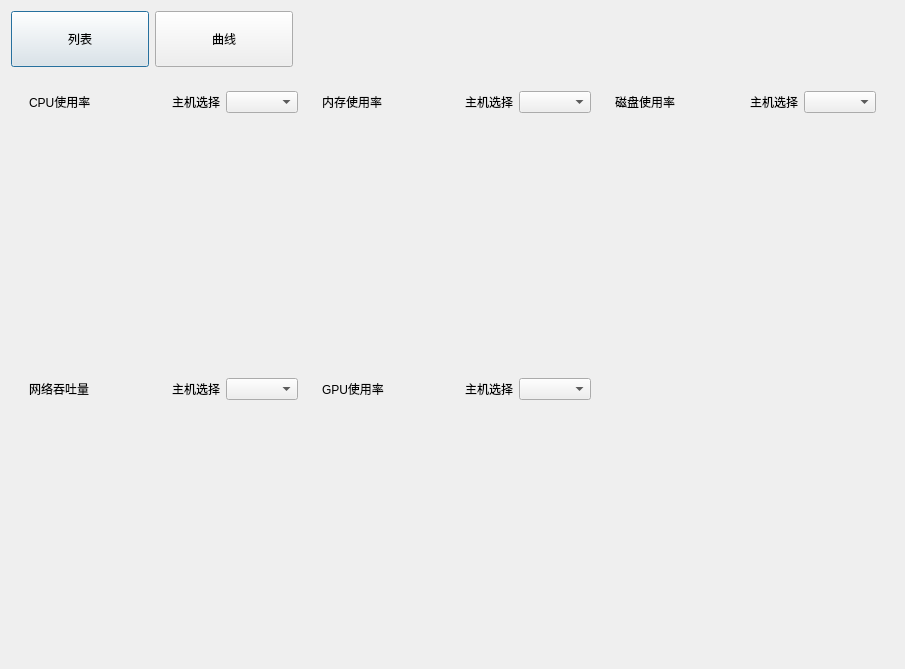
The window that digitalIntegration/ResourceManageDialog.ui (jiaqingguo/DI) describes before a commit, drawn with Qt 5.
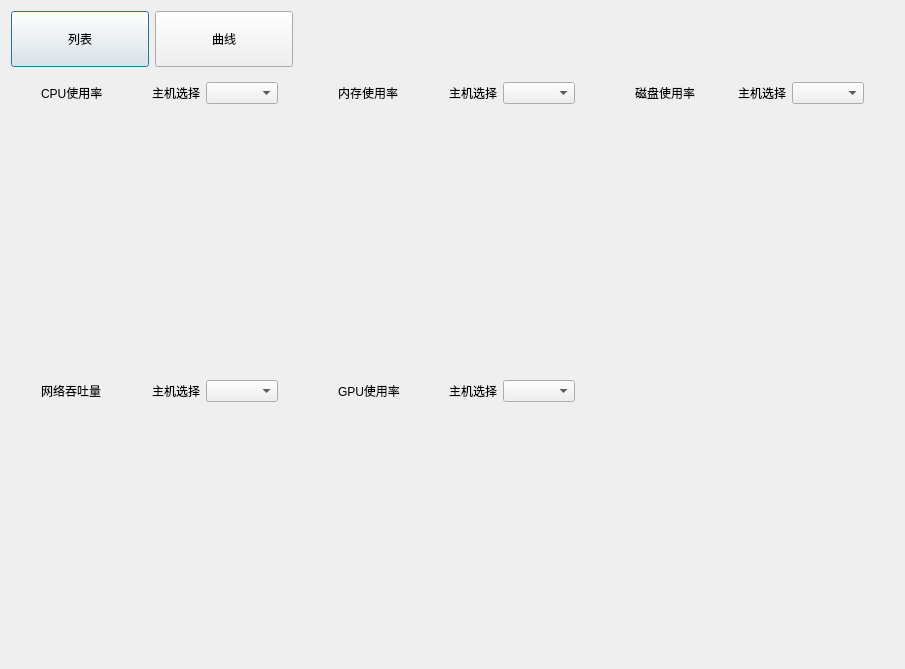
The same window after the commit. The open tabs and pages were chosen to show the change.

Commit message: 资源管理ui修改

```diff
--- a/digitalIntegration/ResourceManageDialog.ui
+++ b/digitalIntegration/ResourceManageDialog.ui
@@ -17,6 +17,9 @@
    <string notr="true"/>
   </property>
   <layout class="QGridLayout" name="gridLayout_3">
+   <property name="bottomMargin">
+    <number>0</number>
+   </property>
    <item row="0" column="0">
     <widget class="QWidget" name="widget_4" native="true">
      <property name="minimumSize">
@@ -93,7 +96,7 @@
    <item row="1" column="0">
     <widget class="QStackedWidget" name="stackedWidget">
      <property name="currentIndex">
-      <number>0</number>
+      <number>1</number>
      </property>
      <widget class="QWidget" name="pageList">
       <layout class="QGridLayout" name="gridLayout_2">
@@ -149,9 +152,33 @@
        <item row="0" column="0">
         <widget class="QWidget" name="widget_2" native="true">
          <layout class="QGridLayout" name="gridLayout_10">
+          <property name="leftMargin">
+           <number>0</number>
+          </property>
+          <property name="topMargin">
+           <number>0</number>
+          </property>
+          <property name="rightMargin">
+           <number>0</number>
+          </property>
+          <property name="bottomMargin">
+           <number>0</number>
+          </property>
+          <property name="spacing">
+           <number>0</number>
+          </property>
           <item row="0" column="0">
            <widget class="QWidget" name="widget_3" native="true">
             <layout class="QGridLayout" name="gridLayout_5">
+             <property name="leftMargin">
+              <number>30</number>
+             </property>
+             <property name="rightMargin">
+              <number>30</number>
+             </property>
+             <property name="bottomMargin">
+              <number>40</number>
+             </property>
              <item row="0" column="0">
               <widget class="QLabel" name="label">
                <property name="text">
@@ -184,7 +211,20 @@
              </item>
              <item row="1" column="0" colspan="4">
               <widget class="QWidget" name="widgetCpu" native="true">
-               <layout class="QGridLayout" name="gridLayout_11"/>
+               <layout class="QGridLayout" name="gridLayout_11">
+                <property name="leftMargin">
+                 <number>0</number>
+                </property>
+                <property name="topMargin">
+                 <number>0</number>
+                </property>
+                <property name="rightMargin">
+                 <number>0</number>
+                </property>
+                <property name="bottomMargin">
+                 <number>0</number>
+                </property>
+               </layout>
               </widget>
              </item>
             </layout>
@@ -193,6 +233,15 @@
           <item row="0" column="1">
            <widget class="QWidget" name="widget_5" native="true">
             <layout class="QGridLayout" name="gridLayout_6">
+             <property name="leftMargin">
+              <number>30</number>
+             </property>
+             <property name="rightMargin">
+              <number>30</number>
+             </property>
+             <property name="bottomMargin">
+              <number>40</number>
+             </property>
              <item row="0" column="0">
               <widget class="QLabel" name="label_3">
                <property name="text">
@@ -225,7 +274,20 @@
              </item>
              <item row="1" column="0" colspan="4">
               <widget class="QWidget" name="widgetMemory" native="true">
-               <layout class="QGridLayout" name="gridLayout_12"/>
+               <layout class="QGridLayout" name="gridLayout_12">
+                <property name="leftMargin">
+                 <number>0</number>
+                </property>
+                <property name="topMargin">
+                 <number>0</number>
+                </property>
+                <property name="rightMargin">
+                 <number>0</number>
+                </property>
+                <property name="bottomMargin">
+                 <number>0</number>
+                </property>
+               </layout>
               </widget>
              </item>
             </layout>
@@ -234,6 +296,15 @@
           <item row="0" column="2">
            <widget class="QWidget" name="widget_6" native="true">
             <layout class="QGridLayout" name="gridLayout_7">
+             <property name="leftMargin">
+              <number>30</number>
+             </property>
+             <property name="rightMargin">
+              <number>30</number>
+             </property>
+             <property name="bottomMargin">
+              <number>40</number>
+             </property>
              <item row="0" column="0">
               <widget class="QLabel" name="label_5">
                <property name="text">
@@ -266,7 +337,20 @@
              </item>
              <item row="1" column="0" colspan="4">
               <widget class="QWidget" name="widgetDisk" native="true">
-               <layout class="QGridLayout" name="gridLayout_13"/>
+               <layout class="QGridLayout" name="gridLayout_13">
+                <property name="leftMargin">
+                 <number>0</number>
+                </property>
+                <property name="topMargin">
+                 <number>0</number>
+                </property>
+                <property name="rightMargin">
+                 <number>0</number>
+                </property>
+                <property name="bottomMargin">
+                 <number>0</number>
+                </property>
+               </layout>
               </widget>
              </item>
             </layout>
@@ -275,6 +359,15 @@
           <item row="1" column="0">
            <widget class="QWidget" name="widget_7" native="true">
             <layout class="QGridLayout" name="gridLayout_8">
+             <property name="leftMargin">
+              <number>30</number>
+             </property>
+             <property name="rightMargin">
+              <number>30</number>
+             </property>
+             <property name="bottomMargin">
+              <number>40</number>
+             </property>
              <item row="0" column="0">
               <widget class="QLabel" name="label_7">
                <property name="text">
@@ -307,7 +400,20 @@
              </item>
              <item row="1" column="0" colspan="4">
               <widget class="QWidget" name="widgetNet" native="true">
-               <layout class="QGridLayout" name="gridLayout_14"/>
+               <layout class="QGridLayout" name="gridLayout_14">
+                <property name="leftMargin">
+                 <number>0</number>
+                </property>
+                <property name="topMargin">
+                 <number>0</number>
+                </property>
+                <property name="rightMargin">
+                 <number>0</number>
+                </property>
+                <property name="bottomMargin">
+                 <number>0</number>
+                </property>
+               </layout>
               </widget>
              </item>
             </layout>
@@ -316,6 +422,15 @@
           <item row="1" column="1">
            <widget class="QWidget" name="widget_8" native="true">
             <layout class="QGridLayout" name="gridLayout_9">
+             <property name="leftMargin">
+              <number>30</number>
+             </property>
+             <property name="rightMargin">
+              <number>30</number>
+             </property>
+             <property name="bottomMargin">
+              <number>40</number>
+             </property>
              <item row="0" column="0">
               <widget class="QLabel" name="label_9">
                <property name="text">
@@ -348,7 +463,20 @@
              </item>
              <item row="1" column="0" colspan="4">
               <widget class="QWidget" name="widgetGpu" native="true">
-               <layout class="QGridLayout" name="gridLayout_15"/>
+               <layout class="QGridLayout" name="gridLayout_15">
+                <property name="leftMargin">
+                 <number>0</number>
+                </property>
+                <property name="topMargin">
+                 <number>0</number>
+                </property>
+                <property name="rightMargin">
+                 <number>0</number>
+                </property>
+                <property name="bottomMargin">
+                 <number>0</number>
+                </property>
+               </layout>
               </widget>
              </item>
             </layout>
```
The commit also changes 2 other files.
